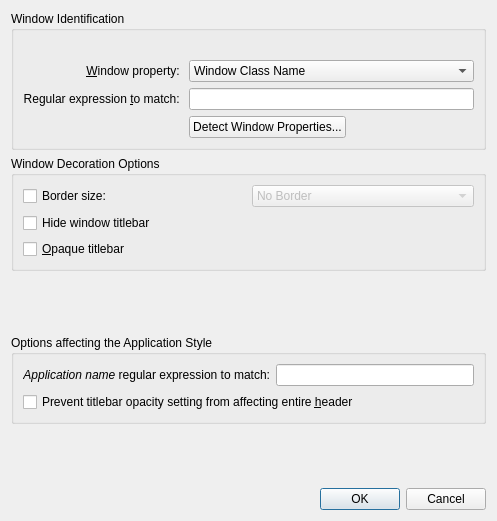
The window that kdecoration/config/ui/breezeexceptiondialog.ui (paulmcauley/klassy) describes before a commit, drawn with Qt 5.
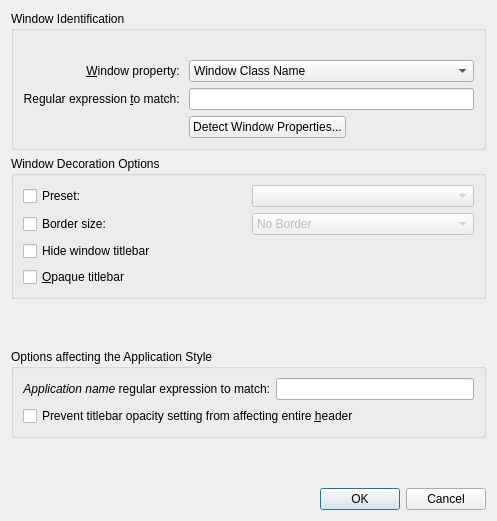
The same window after the commit.

Commit message: Integrate Preset option with window decoration Exceptions

The edit to the form file:
```diff
--- a/kdecoration/config/ui/breezeexceptiondialog.ui
+++ b/kdecoration/config/ui/breezeexceptiondialog.ui
@@ -99,7 +99,21 @@
       <string>Window Decoration Options</string>
      </property>
      <layout class="QGridLayout" name="gridLayout_3">
-      <item row="0" column="1">
+      <item row="3" column="0" colspan="2">
+       <widget class="QCheckBox" name="hideTitleBar">
+        <property name="text">
+         <string>Hide window titlebar</string>
+        </property>
+       </widget>
+      </item>
+      <item row="1" column="0">
+       <widget class="QCheckBox" name="borderSizeCheckBox">
+        <property name="text">
+         <string>Border size:</string>
+        </property>
+       </widget>
+      </item>
+      <item row="1" column="1">
        <widget class="QComboBox" name="borderSizeComboBox">
         <property name="enabled">
          <bool>false</bool>
@@ -151,27 +165,27 @@
         </item>
        </widget>
       </item>
-      <item row="2" column="0" colspan="2">
-       <widget class="QCheckBox" name="hideTitleBar">
-        <property name="text">
-         <string>Hide window titlebar</string>
-        </property>
-       </widget>
-      </item>
-      <item row="0" column="0">
-       <widget class="QCheckBox" name="borderSizeCheckBox">
-        <property name="text">
-         <string>Border size:</string>
-        </property>
-       </widget>
-      </item>
-      <item row="3" column="0">
+      <item row="4" column="0">
        <widget class="QCheckBox" name="opaqueTitleBar">
         <property name="text">
          <string>&amp;Opaque titlebar</string>
         </property>
        </widget>
       </item>
+      <item row="0" column="0">
+       <widget class="QCheckBox" name="exceptionPresetCheckBox">
+        <property name="text">
+         <string>Preset:</string>
+        </property>
+       </widget>
+      </item>
+      <item row="0" column="1">
+       <widget class="QComboBox" name="exceptionPresetComboBox">
+        <property name="enabled">
+         <bool>false</bool>
+        </property>
+       </widget>
+      </item>
      </layout>
     </widget>
    </item>
```
Left out of the diff: 22 changed lines with no effect on the pictures. The commit also changes 12 other files.
